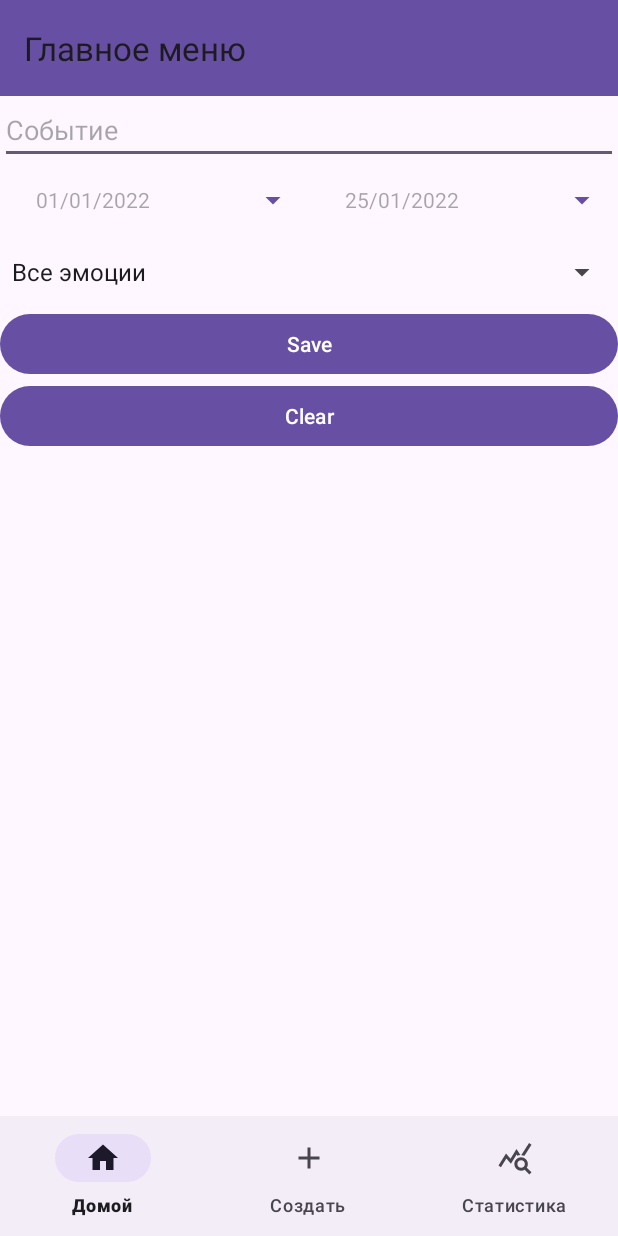
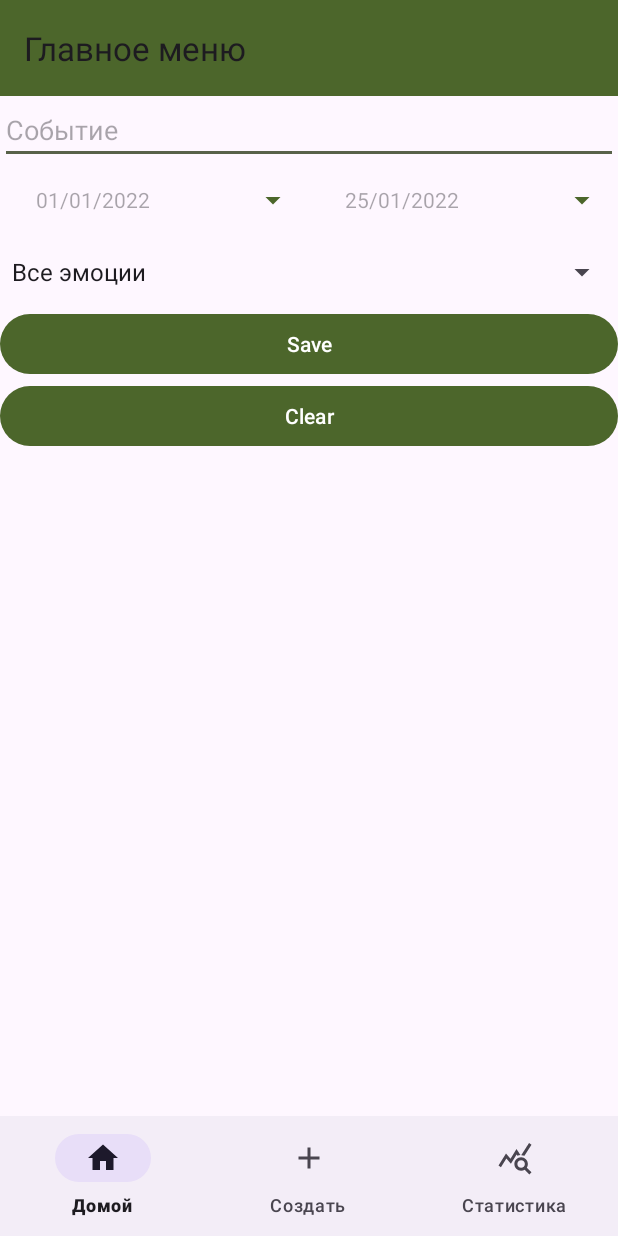
Before and after one commit to Hamjoshua/MoodNote, an Android app: the screen it shows after launch (MainActivity), on a phone screen of 412 x 824 dp. Run offline under Robolectric (Android 15) with nearby library versions, the phone set to English and light mode, and no system bars; our stand-ins replace Dagger/Hilt's generated code, Room's generated code, navigation-ui.

Commit message:
Добавлены шрифт и цвета

```diff
--- a/app/src/main/res/values-night/themes.xml
+++ b/app/src/main/res/values-night/themes.xml
@@ -1,7 +1,12 @@
 <resources xmlns:tools="http://schemas.android.com/tools">
     <!-- Base application theme. -->
     <style name="Base.Theme.MoodNote" parent="Theme.Material3.DayNight.NoActionBar">
-        <!-- Customize your dark theme here. -->
+        <item name="colorPrimaryDark">@color/primary_night</item>
+        <item name="colorOnPrimary">@color/onPrimary_night</item>
+        <item name="colorSecondary">@color/secondary_night</item>
+        <item name="colorOnSecondary">@color/onSecondary_night</item>
+        <item name="colorTertiary">@color/tertiary_night</item>
+        <item name="colorError">@color/error_night</item>
         <!-- <item name="colorPrimary">@color/my_dark_primary</item> -->
     </style>
 </resources>
--- a/app/src/main/res/values/colors.xml
+++ b/app/src/main/res/values/colors.xml
@@ -2,4 +2,18 @@
 <resources>
     <color name="black">#FF000000</color>
     <color name="white">#FFFFFFFF</color>
+
+    <color name="primary">#4c662b</color>
+    <color name="onPrimary">#ffffff</color>
+    <color name="secondary">#586249</color>
+    <color name="onSecondary">#ffffff</color>
+    <color name="tertiary">#386663</color>
+    <color name="error">#ba1a1a</color>
+
+    <color name="primary_night">#b1d18a</color>
+    <color name="onPrimary_night">#1f3701</color>
+    <color name="secondary_night">#bfcbad</color>
+    <color name="onSecondary_night">#2a331e</color>
+    <color name="tertiary_night">#a0d0cb</color>
+    <color name="error_night">#ffb4ab</color>
 </resources>
--- a/app/src/main/res/values/themes.xml
+++ b/app/src/main/res/values/themes.xml
@@ -1,8 +1,22 @@
 <resources xmlns:tools="http://schemas.android.com/tools">
     <!-- Base application theme. -->
     <style name="Base.Theme.MoodNote" parent="Theme.Material3.DayNight.NoActionBar">
-        <!-- Customize your light theme here. -->
-        <!-- <item name="colorPrimary">@color/my_light_primary</item> -->
+        <item name="colorPrimary">@color/primary</item>
+        <item name="colorOnPrimary">@color/onPrimary</item>
+        <item name="colorSecondary">@color/secondary</item>
+        <item name="colorOnSecondary">@color/onSecondary</item>
+        <item name="colorTertiary">@color/tertiary</item>
+        <item name="colorError">@color/error</item>
+    </style>
+
+    <style name="TextAppearance.MoodNote.Headline" parent="TextAppearance.Material3.HeadlineMedium">
+        <item name="fontFamily">@font/inter</item>
+        <item name="android:textSize">24sp</item>
+    </style>
+
+    <style name="TextAppearance.MoodNote.Body" parent="MaterialAlertDialog.Material3.Body.Text">
+        <item name="fontFamily">@font/firasans</item>
+        <item name="android:textSize">12sp</item>
     </style>
 
     <style name="Theme.MoodNote" parent="Base.Theme.MoodNote" />
```
Also changed, not shown: app/src/main/res/font/firasans.ttf (added), 1 other file.
